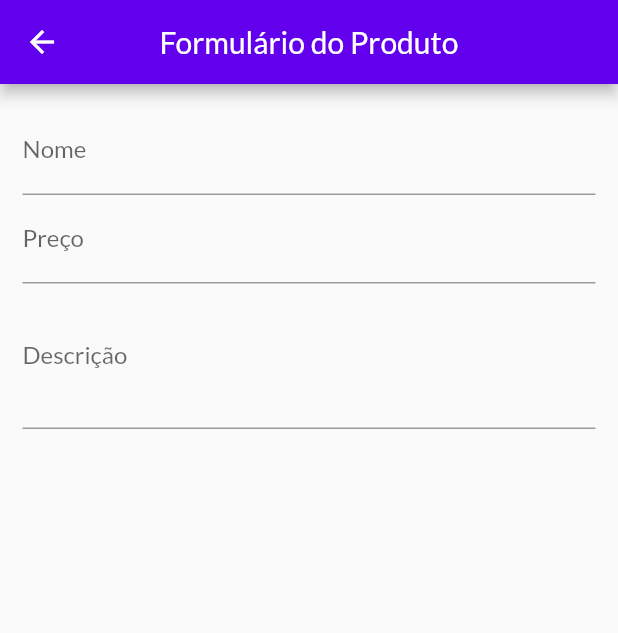
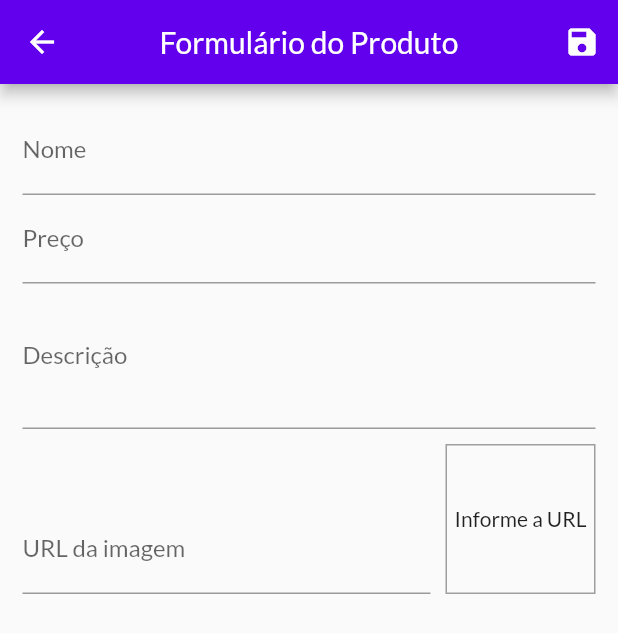
Before and after one commit to IagoEngel/shop, a Flutter app: the ProductFormScreen screen opened by its route, on a phone screen of 412 x 824 dp. Shown: the top 633 px of the screen. Run offline on Flutter 3.47's test engine with Material 2 defaults, Android fonts, the phone set to English and light mode, and no system bars; network calls fail.

Commit message:
Aula 259 até 263

```diff
--- a/lib/components/order.dart
+++ b/lib/components/order.dart
@@ -24,7 +24,7 @@ class _OrderWidgetState extends State<OrderWidget> {
       child: Column(
         children: [
           ListTile(
-            title: Text('R\$ ${widget.order.total}'),
+            title: Text('R\$ ${widget.order.total.toStringAsFixed(2)}'),
             subtitle: Text(
                 DateFormat('dd/MM/yyyy hh:mm:ss').format(widget.order.date)),
             trailing: IconButton(
--- a/lib/screens/product_form_screen.dart
+++ b/lib/screens/product_form_screen.dart
@@ -1,4 +1,7 @@
 import 'package:flutter/material.dart';
+import 'package:provider/provider.dart';
+
+import '../models/product_list.dart';
 
 class ProductFormScreen extends StatefulWidget {
   const ProductFormScreen({super.key});
@@ -8,14 +11,57 @@ class ProductFormScreen extends StatefulWidget {
 }
 
 class _ProductFormScreenState extends State<ProductFormScreen> {
-  final _precoFocus = FocusNode();
+  final _priceFocus = FocusNode();
   final _descriptionFocus = FocusNode();
+
+  final _imageFocus = FocusNode();
+  final _imageController = TextEditingController();
+
+  final _formKey = GlobalKey<FormState>();
+  final _formData = <String, Object>{};
+
+  @override
+  void initState() {
+    super.initState();
+    _imageFocus.addListener(updateImage);
+  }
 
   @override
   void dispose() {
     super.dispose();
-    _precoFocus.dispose();
+    _priceFocus.dispose();
     _descriptionFocus.dispose();
+    _imageFocus.removeListener(updateImage);
+    _imageFocus.dispose();
+    _imageController.dispose();
+  }
+
+  void updateImage() {
+    setState(() {});
+  }
+
+  bool isValidImageUrl(String url) {
+    bool isValidUrl = Uri.tryParse(url)?.hasAbsolutePath ?? false;
+
+    bool endsWithFile = url.toLowerCase().endsWith('.png') ||
+        url.toLowerCase().endsWith('.jpeg') ||
+        url.toLowerCase().endsWith('.jpg');
+
+    return isValidUrl && endsWithFile;
+  }
+
+  void _submitForm() {
+    final isValid = _formKey.currentState!.validate();
+
+    if (!isValid) {
+      return;
+    }
+
+    _formKey.currentState?.save();
+
+    Provider.of<ProductList>(context, listen: false)
+        .addProductFromData(_formData);
+    Navigator.of(context).pop();
   }
 
   @override
@@ -24,33 +70,123 @@ class _ProductFormScreenState extends State<ProductFormScreen> {
       appBar: AppBar(
         centerTitle: true,
         title: const Text('Formulário do Produto'),
+        actions: [
+          IconButton(
+            onPressed: _submitForm,
+            icon: const Icon(Icons.save),
+          ),
+        ],
       ),
       body: Padding(
         padding: const EdgeInsets.all(15),
+        child: Form(
+          key: _formKey,
           child: ListView(
             children: [
               TextFormField(
                 decoration: const InputDecoration(labelText: 'Nome'),
                 textInputAction: TextInputAction.next,
                 onFieldSubmitted: (_) =>
-                  FocusScope.of(context).requestFocus(_precoFocus),
+                    FocusScope.of(context).requestFocus(_priceFocus),
+                onSaved: (name) => _formData['name'] = name ?? '',
+                validator: (value) {
+                  final name = value ?? '';
+
+                  if (name.trim().isEmpty) {
+                    return 'O nome é obrigatório';
+                  }
+
+                  if (name.trim().length < 3) {
+                    return 'O nome precisa ter 3 letras';
+                  }
+
+                  return null;
+                },
               ),
               TextFormField(
                 decoration: const InputDecoration(labelText: 'Preço'),
-              focusNode: _precoFocus,
+                focusNode: _priceFocus,
                 textInputAction: TextInputAction.next,
                 keyboardType:
                     const TextInputType.numberWithOptions(decimal: true),
                 onFieldSubmitted: (_) =>
                     FocusScope.of(context).requestFocus(_descriptionFocus),
+                onSaved: (value) =>
+                    _formData['value'] = double.parse(value ?? '0'),
+                validator: (value) {
+                  final priceString = value ?? '';
+                  final price = double.tryParse(priceString) ?? -1;
+
+                  if (price <= 0) {
+                    return 'Informe um preço válido';
+                  }
+
+                  return null;
+                },
               ),
               TextFormField(
                 decoration: const InputDecoration(labelText: 'Descrição'),
                 focusNode: _descriptionFocus,
+                textInputAction: TextInputAction.next,
                 keyboardType: TextInputType.multiline,
                 maxLines: 3,
+                onFieldSubmitted: (value) =>
+                    FocusScope.of(context).requestFocus(_imageFocus),
+                onSaved: (description) =>
+                    _formData['description'] = description ?? '',
+                validator: (value) {
+                  final description = value ?? '';
+
+                  if (description.length < 10) {
+                    return 'A descrição precisa ter 10 letras';
+                  }
+
+                  return null;
+                },
+              ),
+              Row(
+                crossAxisAlignment: CrossAxisAlignment.end,
+                children: [
+                  Expanded(
+                    child: TextFormField(
+                      decoration:
+                          const InputDecoration(labelText: 'URL da imagem'),
+                      focusNode: _imageFocus,
+                      textInputAction: TextInputAction.done,
+                      keyboardType: TextInputType.url,
+                      controller: _imageController,
+                      onFieldSubmitted: (_) => _submitForm(),
+                      onSaved: (url) => _formData['url'] = url ?? '',
+                      validator: (value) {
+                        final imageUrl = value ?? '';
+
+                        if (!isValidImageUrl(imageUrl)) {
+                          return 'Informe uma Url válida!';
+                        }
+
+                        return null;
+                      },
+                    ),
+                  ),
+                  Container(
+                    height: 100,
+                    width: 100,
+                    margin: const EdgeInsets.only(top: 10, left: 10),
+                    alignment: Alignment.center,
+                    decoration: BoxDecoration(
+                      border: Border.all(
+                        color: Colors.grey,
+                        width: 1,
+                      ),
+                    ),
+                    child: _imageController.text.isEmpty
+                        ? const Text('Informe a URL')
+                        : Image.network(_imageController.text),
                   ),
                 ],
+              ),
+            ],
+          ),
         ),
       ),
     );
```
Also changed, not shown: lib/models/product_list.dart (+14 -0 lines). Lines whose indentation alone changed are shown as unchanged.
